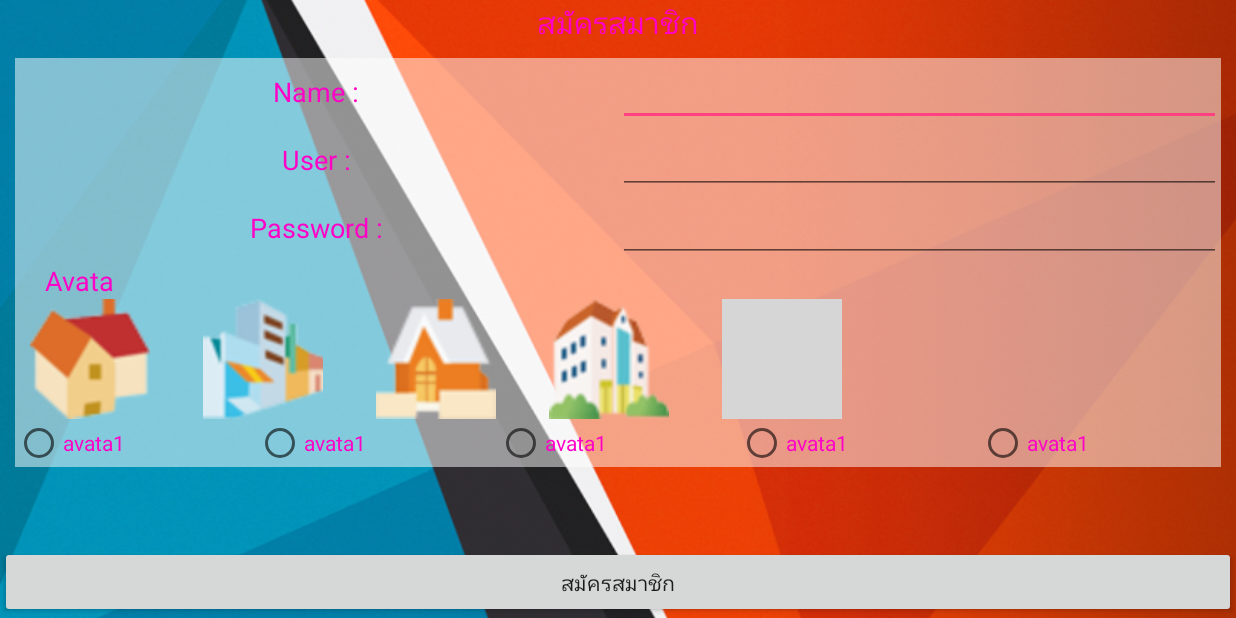
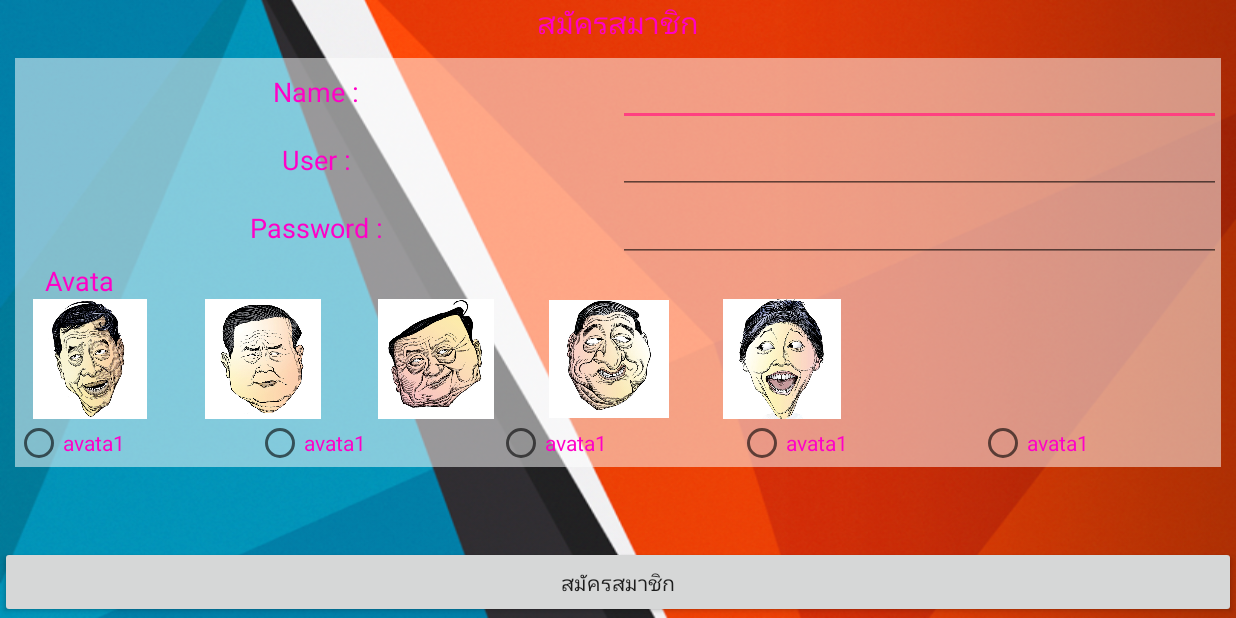
Before and after one commit to punjawoot/Snakes-and-Ladders-v2, an Android app: the SignUpActivity screen opened directly, with no data from a screen before it, on a phone screen of 824 x 412 dp (held sideways). Run offline under Robolectric (Android 15) with nearby library versions, the phone set to English and light mode, and no system bars; grey boxes are pictures that could not be loaded.

Commit message:
ตัวละคร

```diff
--- a/app/src/main/java/krirk/punjawoot/snakesandladders/SignUpActivity.java
+++ b/app/src/main/java/krirk/punjawoot/snakesandladders/SignUpActivity.java
@@ -18,7 +18,7 @@ public class SignUpActivity extends AppCompatActivity {
     private RadioGroup avataRadioGroup;
     private RadioButton avata1RadioButton, avata2RadioButton, avata3RadioButton, avata4RadioButton, avata5RadioButton;
     private String nameString, userString, passwordString, avataString;
-    public int[] avataInts = {R.drawable.build1, R.drawable.build2, R.drawable.build3, R.drawable.build4, R.drawable.build5};
+    public int[] avataInts = {R.drawable.avata1, R.drawable.avata2, R.drawable.avata3, R.drawable.avata4, R.drawable.avata5};
 
 
 
--- a/app/src/main/res/layout-land/activity_sign_up.xml
+++ b/app/src/main/res/layout-land/activity_sign_up.xml
@@ -124,35 +124,35 @@
                     android:layout_height="@dimen/icon_small"
                     android:id="@+id/imageView2"
                     android:layout_marginLeft="10dp"
-                    android:src="@drawable/build1" />
+                    android:src="@drawable/avata1" />
 
                 <ImageView
                     android:layout_width="@dimen/icon_small"
                     android:layout_height="@dimen/icon_small"
                     android:id="@+id/imageView3"
                     android:layout_marginLeft="35dp"
-                    android:src="@drawable/build2" />
+                    android:src="@drawable/avata2" />
 
                 <ImageView
                     android:layout_width="@dimen/icon_small"
                     android:layout_height="@dimen/icon_small"
                     android:id="@+id/imageView4"
                     android:layout_marginLeft="35dp"
-                    android:src="@drawable/build3" />
+                    android:src="@drawable/avata3" />
 
                 <ImageView
                     android:layout_width="@dimen/icon_small"
                     android:layout_height="@dimen/icon_small"
                     android:id="@+id/imageView5"
                     android:layout_marginLeft="35dp"
-                    android:src="@drawable/build4" />
+                    android:src="@drawable/avata4" />
 
                 <ImageView
                     android:layout_width="@dimen/icon_small"
                     android:layout_height="@dimen/icon_small"
                     android:id="@+id/imageView6"
                     android:layout_marginLeft="35dp"
-                    android:src="@drawable/build5" />
+                    android:src="@drawable/avata5" />
             </LinearLayout>
 
             <RadioGroup
```
